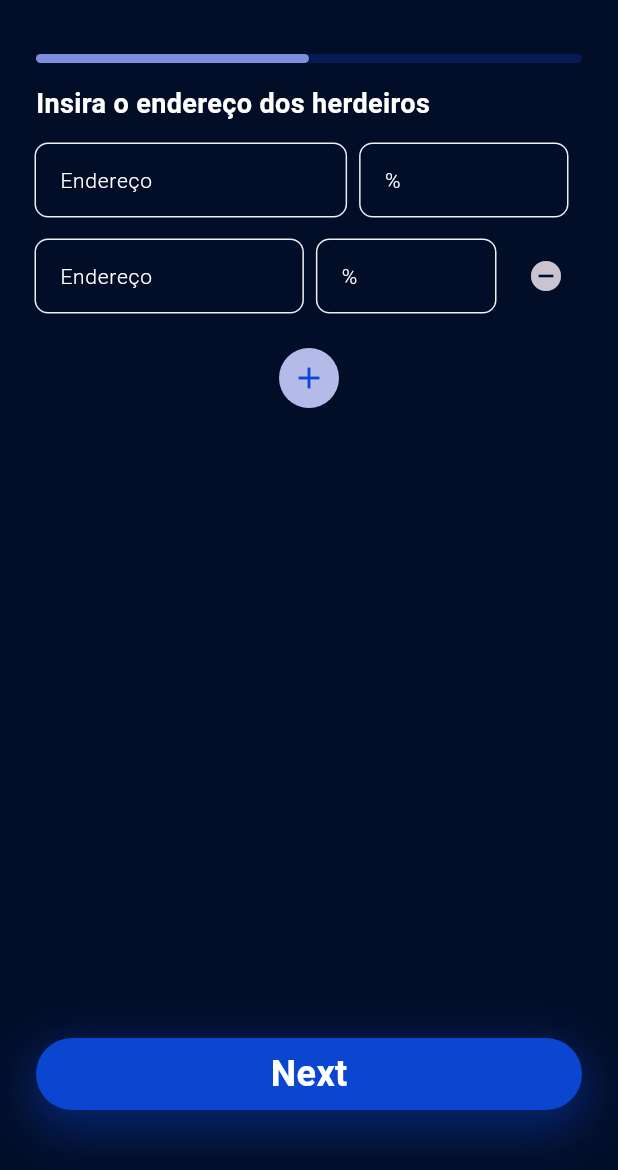
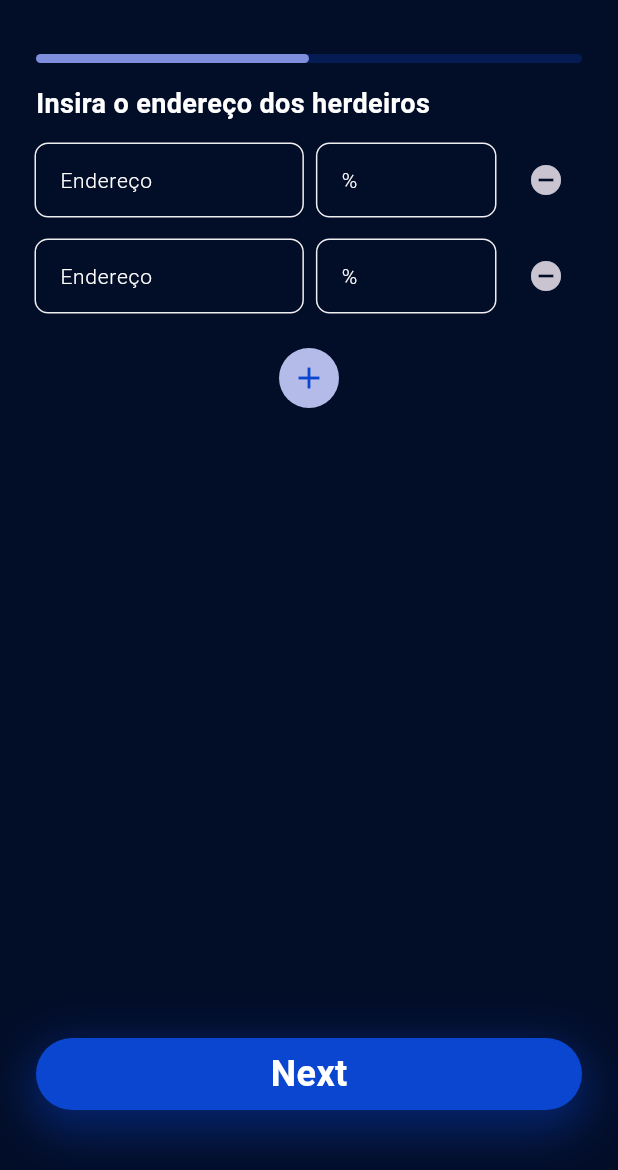
Before and after one commit to FelipeLemosBellini/tcc_heranca, a Flutter app: the AddressStepView screen opened by its route, after a tap on the "add" icon, on a phone screen of 412 x 824 dp, the part 66-1236 px from its top. Run offline on Flutter 3.47's test engine with Material 3 defaults, Android fonts, the phone set to English and light mode, and no system bars; our stand-ins replace cloud_firestore, device_preview, firebase_auth, firebase_core, flutter_svg, fpdart and 3 more; accounts and stored records are empty; Roboto replaces fonts that are missing (Tektur).

Commit message:
return of the IconButton

```diff
--- a/lib/ui/features/new_testament/address/address_step_view.dart
+++ b/lib/ui/features/new_testament/address/address_step_view.dart
@@ -78,9 +78,7 @@ class _AddressStepViewState extends State<AddressStepView> {
                               ),
                             ),
                             const SizedBox(width: 10),
-                            Visibility(
-                              visible: index != 0,
-                              child: IconButton(
+                            IconButton(
                               icon: const Icon(Icons.remove_circle),
                               onPressed: () {
                                 setState(() {
@@ -98,7 +96,6 @@ class _AddressStepViewState extends State<AddressStepView> {
                                   }
                                 });
                               },
-                              ),
                             ),
                           ],
                         ),
```
Lines whose indentation alone changed are shown as unchanged.
